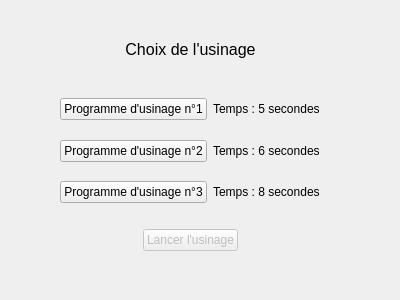
Above: Views/ProgramsList.ui from Soluce-Development/Maquette before the change. Below: the same form after it.
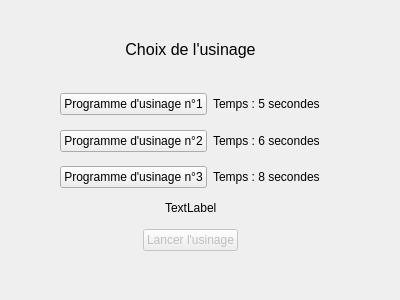
That is the form after the change.

Diff of the .ui file:
```diff
--- a/Views/ProgramsList.ui
+++ b/Views/ProgramsList.ui
@@ -177,6 +177,56 @@
       </property>
      </spacer>
     </item>
+    <item>
+     <layout class="QHBoxLayout" name="horizontalLayout_7">
+      <item>
+       <spacer name="horizontalSpacer_3">
+        <property name="orientation">
+         <enum>Qt::Horizontal</enum>
+        </property>
+        <property name="sizeHint" stdset="0">
+         <size>
+          <width>40</width>
+          <height>20</height>
+         </size>
+        </property>
+       </spacer>
+      </item>
+      <item>
+       <widget class="QLabel" name="text_warning">
+        <property name="text">
+         <string>TextLabel</string>
+        </property>
+       </widget>
+      </item>
+      <item>
+       <spacer name="horizontalSpacer_4">
+        <property name="orientation">
+         <enum>Qt::Horizontal</enum>
+        </property>
+        <property name="sizeHint" stdset="0">
+         <size>
+          <width>40</width>
+          <height>20</height>
+         </size>
+        </property>
+       </spacer>
+      </item>
+     </layout>
+    </item>
+    <item>
+     <spacer name="verticalSpacer_5">
+      <property name="orientation">
+       <enum>Qt::Vertical</enum>
+      </property>
+      <property name="sizeHint" stdset="0">
+       <size>
+        <width>20</width>
+        <height>40</height>
+       </size>
+      </property>
+     </spacer>
+    </item>
     <item>
      <layout class="QHBoxLayout" name="horizontalLayout_6">
       <item>
```
